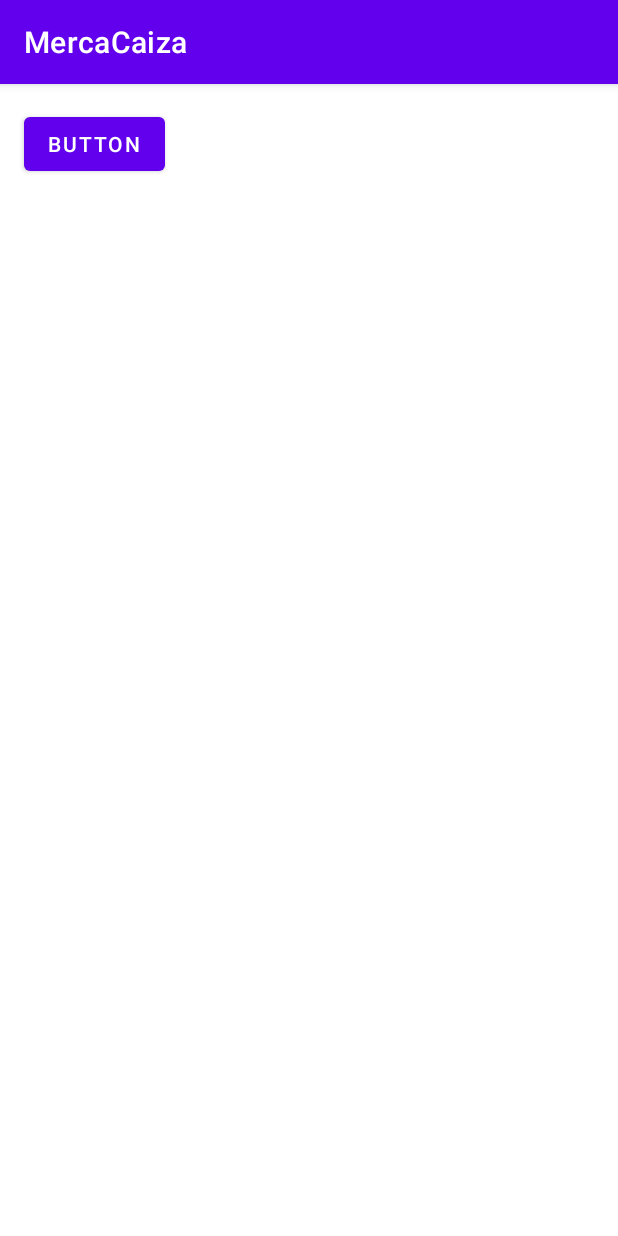
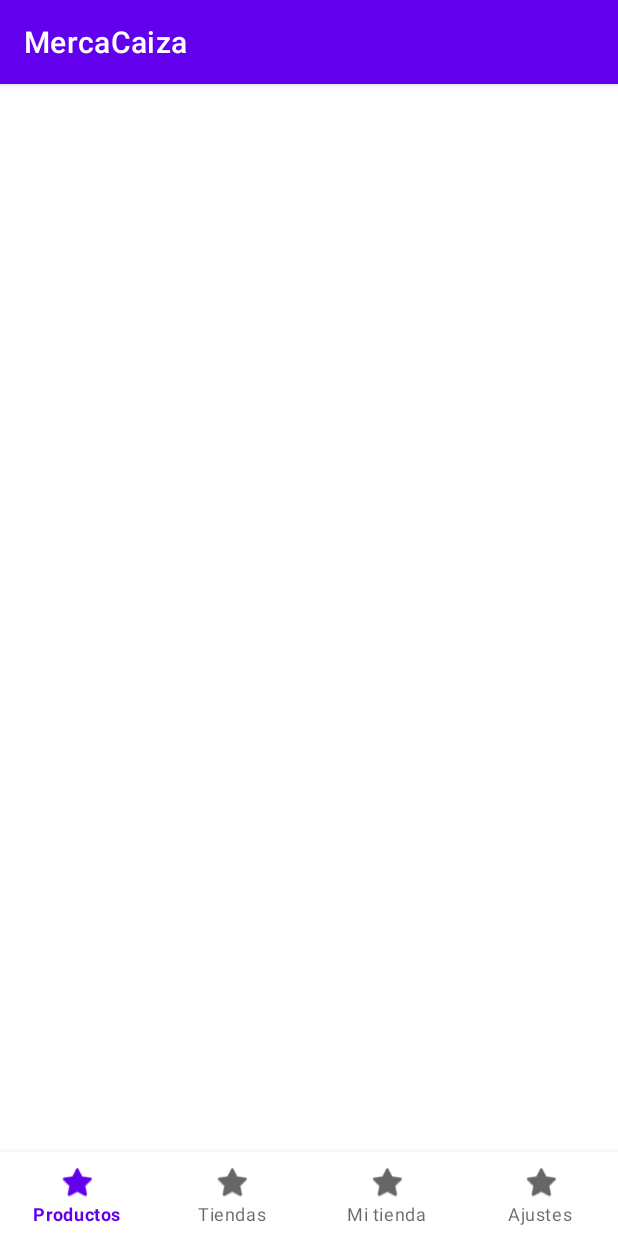
Before and after one commit to aldodell/MercaCaiza, an Android app: the screen it shows after launch (MainActivity before the commit, Base after it), after a tap on "Volver atrás", on a phone screen of 412 x 824 dp. Run offline under Robolectric (Android 15) with nearby library versions, the phone set to English and light mode, and no system bars; our stand-ins replace Firebase (no records; nobody signed in at launch, a user with empty details on screens opened directly).

```diff
--- a/app/build.gradle
+++ b/app/build.gradle
@@ -41,6 +41,7 @@ dependencies {
     implementation 'com.google.android.material:material:1.3.0'
     implementation 'androidx.constraintlayout:constraintlayout:2.0.4'
     implementation 'com.google.firebase:firebase-storage:19.2.1'
+    implementation 'androidx.legacy:legacy-support-v4:1.0.0'
     testImplementation 'junit:junit:4.+'
     androidTestImplementation 'androidx.test.ext:junit:1.1.2'
     androidTestImplementation 'androidx.test.espresso:espresso-core:3.3.0'
--- a/app/src/main/java/org/philosophicas/mercacaiza/AdministrarUsuario.kt
+++ b/app/src/main/java/org/philosophicas/mercacaiza/AdministrarUsuario.kt
@@ -10,7 +10,6 @@ import android.widget.Toast
 import androidx.appcompat.app.AlertDialog
 import com.google.firebase.auth.ActionCodeSettings
 import com.google.firebase.auth.FirebaseAuth
-
 
 class AdministrarUsuario : AppCompatActivity() {
 
@@ -26,7 +25,6 @@ class AdministrarUsuario : AppCompatActivity() {
     lateinit var autorizador: FirebaseAuth
 
     val urlDinamycLink = "https://mercacaiza.page.link/?link=http://www.google.com&apn=org.philosophicas.mercacaiza"
-
 
     override fun onCreate(savedInstanceState: Bundle?) {
         super.onCreate(savedInstanceState)
@@ -87,7 +85,7 @@ class AdministrarUsuario : AppCompatActivity() {
             }
         }
 
-        contrasenaConfirmacion.setOnFocusChangeListener { view, tieneFoco ->
+        contrasenaConfirmacion.setOnFocusChangeListener { _, tieneFoco ->
 
             if (!tieneFoco) {
                 if (contrasena.text != contrasenaConfirmacion.text) {
@@ -185,7 +183,8 @@ class AdministrarUsuario : AppCompatActivity() {
         olvidasteContrasena.setOnClickListener {
             AlertDialog.Builder(this)
                     .setMessage(R.string.instrucciones_regenerar_contrasena)
-                .setNeutralButton(R.string.ok) { _, _ ->
+                    .setNegativeButton(R.string.no) { _, _ -> }
+                    .setPositiveButton(R.string.si) { _, _ ->
 
                         //Construimos las opciones
                         val actionCodeSettings = ActionCodeSettings.newBuilder()
@@ -202,10 +201,10 @@ class AdministrarUsuario : AppCompatActivity() {
                         )
                                 .addOnFailureListener {
                                     Toast.makeText(this, it.message, Toast.LENGTH_LONG).show()
-                            Log.d("aldox",it.message!!)
+                                    Log.d("aldox", it.message!!)
                                 }
                                 .addOnSuccessListener {
-                            Toast.makeText(this, "Enviado", Toast.LENGTH_LONG).show()
+                                    Toast.makeText(this, getString(R.string.correo_enviado), Toast.LENGTH_LONG).show()
 
                                 }
 
--- /dev/null
+++ b/app/src/main/java/org/philosophicas/mercacaiza/Base.kt
@@ -0,0 +1,84 @@
+package org.philosophicas.mercacaiza
+
+import androidx.appcompat.app.AppCompatActivity
+import android.os.Bundle
+import android.view.MenuItem
+import android.widget.FrameLayout
+import androidx.fragment.app.Fragment
+import com.google.android.material.bottomnavigation.BottomNavigationView
+
+class Base : AppCompatActivity() {
+
+    lateinit var bnv: BottomNavigationView
+    lateinit var contenedor: FrameLayout
+
+    override fun onCreate(savedInstanceState: Bundle?) {
+        super.onCreate(savedInstanceState)
+        setContentView(R.layout.activity_base)
+
+        //Obtenemos las referencias a las vistas
+        bnv = findViewById(R.id.baseBNV)
+        contenedor = findViewById(R.id.base_contenedor)
+
+        //Manejador de preferencias
+        val preferencias = ManejadorDePreferencias(this.baseContext)
+
+        //Configuramos el botom navigation view
+        bnv.setOnNavigationItemSelectedListener(object :
+            BottomNavigationView.OnNavigationItemSelectedListener {
+            /**
+             * Called when an item in the bottom navigation menu is selected.
+             *
+             * @param item The selected item
+             * @return true to display the item as the selected item and false if the item should not be
+             * selected. Consider setting non-selectable items as disabled preemptively to make them
+             * appear non-interactive.
+             */
+            override fun onNavigationItemSelected(item: MenuItem): Boolean {
+
+
+                when (item.itemId) {
+
+                    R.id.menu_base_productos -> {
+
+                    }
+
+                    R.id.menu_base_tiendas -> {
+
+                    }
+
+
+                    R.id.menu_base_mi_tienda -> {
+
+                        //Si no hay registrada una tienda entonces damos la posibilidad de registrar
+                        if (preferencias.tiendaId == null) {
+                            abrirFragmento(PreregistroTienda.newInstance("", ""))
+                        }
+
+                    }
+
+                    R.id.menu_base_ajustes -> {
+
+                    }
+
+                    else -> return false
+
+                }
+
+                return true
+            }
+
+        })
+
+
+    }
+
+
+    private fun abrirFragmento(fragment: Fragment) {
+        val transaction = supportFragmentManager.beginTransaction()
+        transaction.replace(R.id.base_contenedor, fragment)
+        transaction.addToBackStack(null)
+        transaction.commit()
+    }
+
+}
--- a/app/src/main/java/org/philosophicas/mercacaiza/MainActivity.kt
+++ b/app/src/main/java/org/philosophicas/mercacaiza/MainActivity.kt
@@ -24,12 +24,11 @@ val autorizador = FirebaseAuth.getInstance()
 var usuario: FirebaseUser? = null
 
 
-
 class MainActivity : AppCompatActivity() {
 
 
     //TEMPORAL:
-    lateinit var boton : Button
+    lateinit var boton: Button
 
     override fun onCreate(savedInstanceState: Bundle?) {
         super.onCreate(savedInstanceState)
@@ -55,5 +54,8 @@ class MainActivity : AppCompatActivity() {
         }
 
 
+        //Vamos al intento base
+        startActivity(Intent(this, Base::class.java))
+
     }
 }
--- a/app/src/main/res/layout/activity_administrar_usuario.xml
+++ b/app/src/main/res/layout/activity_administrar_usuario.xml
@@ -176,6 +176,7 @@
                 android:layout_height="wrap_content"
                 android:layout_marginTop="32dp"
                 android:text="@string/olvidaste_contrasena"
+                android:textColor="@color/blue"
                 app:layout_constraintEnd_toEndOf="parent"
                 app:layout_constraintStart_toStartOf="parent"
                 app:layout_constraintTop_toBottomOf="@+id/usuarios_cerrar_sesion" />
--- /dev/null
+++ b/app/src/main/res/layout/activity_base.xml
@@ -0,0 +1,22 @@
+<?xml version="1.0" encoding="utf-8"?>
+<RelativeLayout xmlns:android="http://schemas.android.com/apk/res/android"
+    xmlns:app="http://schemas.android.com/apk/res-auto"
+    android:layout_width="match_parent"
+    android:layout_height="match_parent">
+
+    <FrameLayout
+        android:id="@+id/base_contenedor"
+        android:layout_width="match_parent"
+        android:layout_height="wrap_content"
+        android:layout_alignParentTop="true">
+
+    </FrameLayout>
+
+    <com.google.android.material.bottomnavigation.BottomNavigationView
+        android:id="@+id/baseBNV"
+        android:layout_width="match_parent"
+        android:layout_height="wrap_content"
+        android:layout_alignParentBottom="true"
+        app:labelVisibilityMode="labeled"
+        app:menu="@menu/base_menu" />
+</RelativeLayout>
--- a/app/src/main/res/layout/activity_recuperar_contrasena.xml
+++ b/app/src/main/res/layout/activity_recuperar_contrasena.xml
@@ -62,13 +62,13 @@
                 android:layout_marginStart="8dp"
                 android:layout_marginTop="8dp"
                 android:layout_marginEnd="8dp"
+                android:autofillHints=""
                 android:ems="10"
                 android:hint="@string/confirmacion_contrasena"
-                android:inputType="numberPassword"
+                android:inputType="textPassword"
                 app:layout_constraintEnd_toEndOf="parent"
                 app:layout_constraintStart_toStartOf="parent"
-                app:layout_constraintTop_toBottomOf="@+id/recuperarContrasena"
-                android:autofillHints="" />
+                app:layout_constraintTop_toBottomOf="@+id/recuperarContrasena" />
 
             <TextView
                 android:id="@+id/textView"
--- /dev/null
+++ b/app/src/main/res/menu/base_menu.xml
@@ -0,0 +1,27 @@
+<menu xmlns:android="http://schemas.android.com/apk/res/android">
+    <item
+        android:id="@+id/menu_base_productos"
+        android:enabled="true"
+        android:icon="@android:drawable/btn_star"
+        android:title="@string/productos"
+        android:visible="true"
+
+        />
+    <item
+        android:id="@+id/menu_base_tiendas"
+        android:enabled="true"
+        android:icon="@android:drawable/btn_star"
+        android:title="@string/tiendas"
+        android:visible="true" />
+    <item
+        android:id="@+id/menu_base_mi_tienda"
+        android:enabled="true"
+        android:icon="@android:drawable/btn_star"
+        android:title="@string/mi_tienda"
+        android:visible="true" />
+    <item
+        android:id="@+id/menu_base_ajustes"
+        android:enabled="true"
+        android:icon="@android:drawable/btn_star"
+        android:title="@string/ajustes" />
+</menu>
--- a/app/src/main/res/values/strings.xml
+++ b/app/src/main/res/values/strings.xml
@@ -17,8 +17,21 @@
     <string name="usuario_valido">Usuario validado con éxito</string>
     <string name="sesion_cerrada">La sesión se cerró con éxito. Por favor cree un usuario nuevo o valide otro existente para usar esta aplicación.</string>
     <string name="olvidaste_contrasena">¿Olvidaste la contraseña?</string>
-    <string name="instrucciones_regenerar_contrasena">Le será enviado un vínculo a la dirección de correo electrónico que especificó arriba para regenerar la contraseña</string>
+    <string name="instrucciones_regenerar_contrasena">Le será enviado un vínculo a la dirección de correo electrónico que especificó arriba para regenerar la contraseña. Revise ese correo en este dispositivo, haga click en el vínculo que tiene y cuando se le pregunte indique que desea abrir el vínculo con esta aplicación. ¿Desea continuar?</string>
     <string name="renovar_contrasena">Renovar contraseña</string>
     <string name="renovacion_contrasena">Renovación de contraseña</string>
-
+    <string name="error_recobrando_contrasena">No se pudo recobrar la contraseña:</string>
+    <string name="proceso_culminado">Proceso culminado. Su contraseña ha sido guardada. Puede volver a la aplicación luego que se cierre esta ventana.</string>
+    <string name="puede_cambiar_contrasena">Ahora puede cambiar la contraseña</string>
+    <string name="correo_enviado">Se le ha enviado un correo electroníco</string>
+    <string name="productos">Productos</string>
+    <string name="tiendas">Tiendas</string>
+    <string name="mi_tienda">Mi tienda</string>
+    <string name="ajustes">Ajustes</string>
+    <string name="preregistro_tienda_1">Puedes registrar tu propia tienda acá. Ponte en contacto con los desarrolladores para obtener tu pase de entrada.</string>
+    <string name="inserte_llave">Escribe la llave aquí</string>
+    <string name="registrar">Registrar</string>
+    <string name="registrar_tienda">Registrar mi tienda</string>
+    <!-- TODO: Remove or change this placeholder text -->
+    <string name="hello_blank_fragment">Hello blank fragment</string>
 </resources>
--- a/app/src/main/res/values/themes.xml
+++ b/app/src/main/res/values/themes.xml
@@ -15,8 +15,8 @@
     </style>
 
     <style name="encabezados">
-        <item name="android:textSize">18sp</item>
-        <item name="android:textStyle">italic</item>
+        <item name="android:textSize">20sp</item>
+        <item name="android:textStyle">italic|bold</item>
     </style>
 
 </resources>
```
Also changed, not shown: app/src/main/AndroidManifest.xml (+8 -5 lines), app/src/main/java/org/philosophicas/mercacaiza/EditorTienda.kt (added, +59 -0 lines), app/src/main/java/org/philosophicas/mercacaiza/ManejadorDePreferencias.kt (+8 -0 lines), app/src/main/java/org/philosophicas/mercacaiza/PreregistroTienda.kt (added, +102 -0 lines), app/src/main/java/org/philosophicas/mercacaiza/RecuperarContrasena.kt (+57 -2 lines), app/src/main/res/layout/fragment_editor_tienda.xml (added, +14 -0 lines), app/src/main/res/layout/fragment_preregistro_tienda.xml (added, +60 -0 lines). Lines whose indentation alone changed are shown as unchanged.
